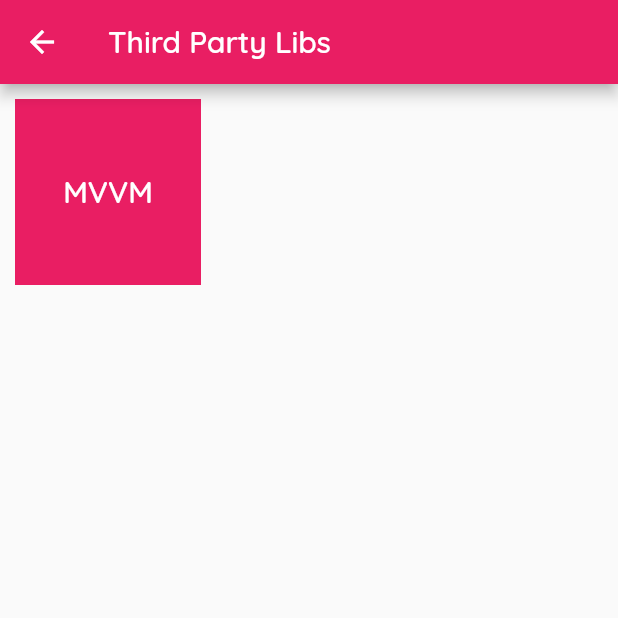
After one commit to Pluckypan/FlutterCN, a Flutter app: the ThirdPartyLibsPage screen opened directly, on a phone screen of 412 x 824 dp, the top half of it. The commit adds this screen. Run offline on Flutter 3.47's test engine with Material 2 defaults, Android fonts, the light colour scheme and no system bars; our stand-ins replace dio, fluro, fluttertoast, rxdart, shared_preferences and 1 more; missing offline and left inert: dart:ffi; accounts and stored records are empty; generated files the repository leaves out were written again.

Commit message:
add grid view

```diff
--- /dev/null
+++ b/lib/pages/third/third_party_libs.dart
@@ -0,0 +1,69 @@
+import 'package:fluro/fluro.dart';
+import 'package:flutter/material.dart';
+import 'package:fluttercn/generated/i18n.dart';
+import 'package:fluttercn/route_manager.dart';
+
+class ThirdPartyLibsPage extends StatelessWidget {
+  static configRoutes(Router router) {
+    router.define("/third_party_libs_page",
+        handler:
+            Handler(handlerFunc: (context, params) => ThirdPartyLibsPage()));
+  }
+
+  static gotoRoutes(BuildContext context) {
+    RouteManager.goto(context, "/third_party_libs_page");
+  }
+
+  static final itemCount = 1;
+
+  static String _getTitle(BuildContext context, int index) {
+    switch (index) {
+      case 0:
+        return "MVVM";
+      default:
+        return "";
+    }
+  }
+
+  static _onItemClick(BuildContext context, int index) {
+    switch (index) {
+      case 0:
+        break;
+    }
+  }
+
+  @override
+  Widget build(BuildContext context) {
+    return Scaffold(
+      appBar: AppBar(
+        title: Text(S.of(context).third_party_libs),
+      ),
+      body: GridView.builder(
+          itemCount: itemCount,
+          padding: EdgeInsets.all(10),
+          gridDelegate: SliverGridDelegateWithFixedCrossAxisCount(
+              crossAxisCount: 3,
+              mainAxisSpacing: 10,
+              crossAxisSpacing: 10,
+              childAspectRatio: 1.0),
+          itemBuilder: (context, index) => _buildChild(context, index)),
+    );
+  }
+
+  Widget _buildChild(BuildContext context, int index) {
+    return GridTile(
+        child: GestureDetector(
+      child: Container(
+        alignment: Alignment.center,
+        color: Theme.of(context).primaryColor,
+        child: Text(
+          _getTitle(context, index),
+          style: TextStyle(color: Colors.white, fontSize: 20),
+        ),
+      ),
+      onTap: () {
+        _onItemClick(context, index);
+      },
+    ));
+  }
+}
--- a/lib/route_manager.dart
+++ b/lib/route_manager.dart
@@ -2,9 +2,11 @@ import 'package:fluro/fluro.dart';
 import 'package:flutter/material.dart';
 import 'package:fluttercn/pages/about.dart';
 import 'package:fluttercn/pages/home.dart';
+import 'package:fluttercn/pages/offical/official_page.dart';
 import 'package:fluttercn/pages/page404.dart';
 import 'package:fluttercn/pages/profile.dart';
 import 'package:fluttercn/pages/setting.dart';
+import 'package:fluttercn/pages/third/third_party_libs.dart';
 
 class RouteManager {
   RouteManager._();
@@ -21,6 +23,8 @@ class RouteManager {
     Home.configRoutes(_router);
     ProfilePage.configRoutes(_router);
     Settings.configRoutes(_router);
+    OfficialPage.configRoutes(_router);
+    ThirdPartyLibsPage.configRoutes(_router);
   }
 
   static Future goto(BuildContext context, String path,
--- a/pubspec.yaml
+++ b/pubspec.yaml
@@ -15,6 +15,7 @@ dependencies:
   dio: ^3.0.3
   fluttertoast: ^3.1.3
   provider: ^3.1.0
+  mvvm: ^0.1.7
   json_annotation: ^2.4.0
   webview_flutter: ^0.3.15
   shared_preferences: ^0.5.4
--- a/res/values/strings_en.arb
+++ b/res/values/strings_en.arb
@@ -14,6 +14,8 @@
   "theme": "theme",
   "theme_blue": "Blue Theme",
   "theme_pink": "Pink Theme",
+  "official_sample": "Official Sample",
+  "third_party_libs": "Third Party Libs",
   "coming_soon": "Coming Soon",
   "counting": "$time s",
   "about": "About"
--- a/res/values/strings_zh_CN.arb
+++ b/res/values/strings_zh_CN.arb
@@ -14,6 +14,8 @@
   "simple_chinese": "简体中文",
   "theme_blue": "蓝色主题",
   "theme_pink": "粉色主题",
+  "official_sample": "官方示例",
+  "third_party_libs": "第三方类库",
   "coming_soon": "正在开发中...",
   "counting": "倒计时($time)",
   "about": "关于"
```
Also changed, not shown: lib/pages/left_drawer.dart (+10 -2 lines), lib/pages/offical/official_page.dart (added, +36 -0 lines), lib/generated/i18n.dart, pubspec.lock, 2 other files.
